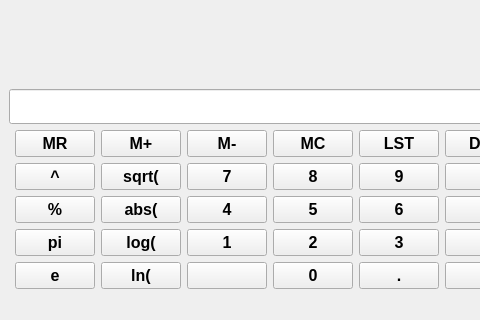
First picture: the form in maincalc.ui, repository red-kangaroo/ak7_qtcalc, before the edit; both pictures show x 0 to 480 and y 172 to 492 of the 626 by 492 pixel window.
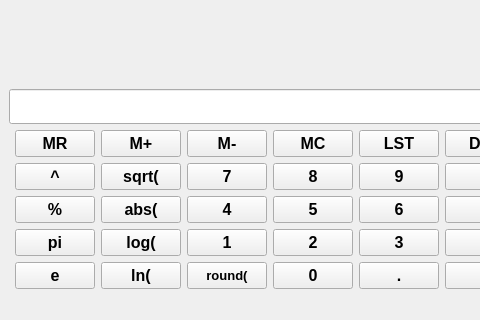
Second picture: the form after the edit.

```diff
--- a/maincalc.ui
+++ b/maincalc.ui
@@ -64,7 +64,7 @@
       </property>
       <property name="font">
        <font>
-        <pointsize>12</pointsize>
+        <pointsize>10</pointsize>
         <bold>true</bold>
        </font>
       </property>
@@ -84,7 +84,7 @@
 </string>
       </property>
       <property name="text">
-       <string/>
+       <string>round(</string>
       </property>
      </widget>
     </item>
```
